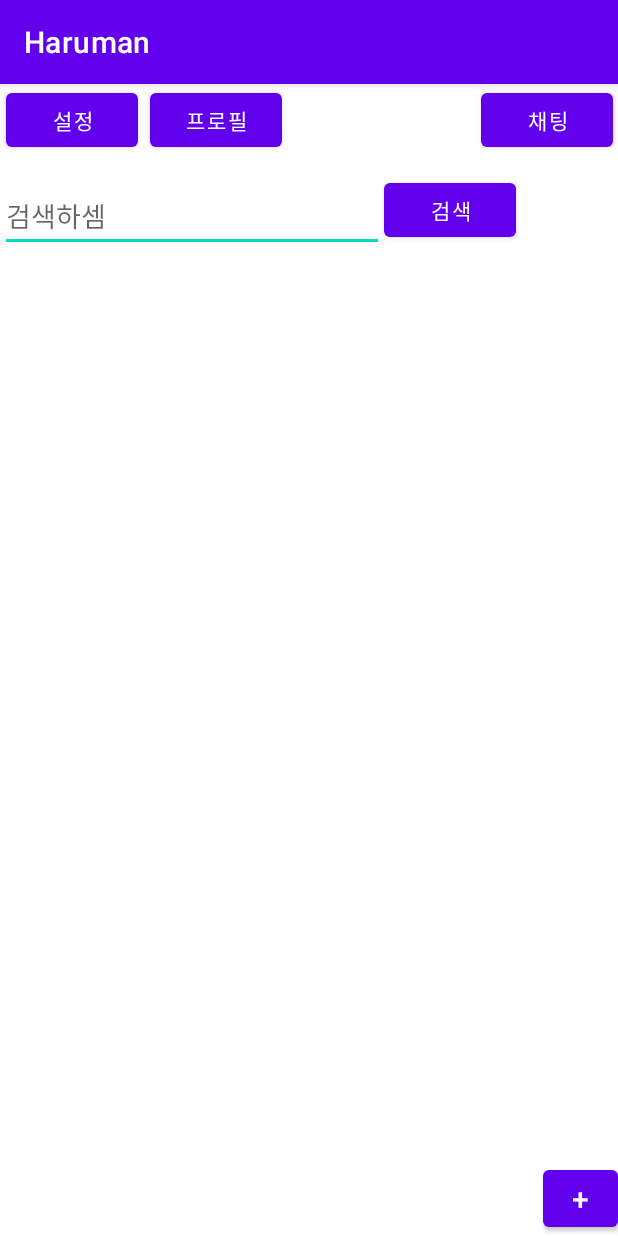
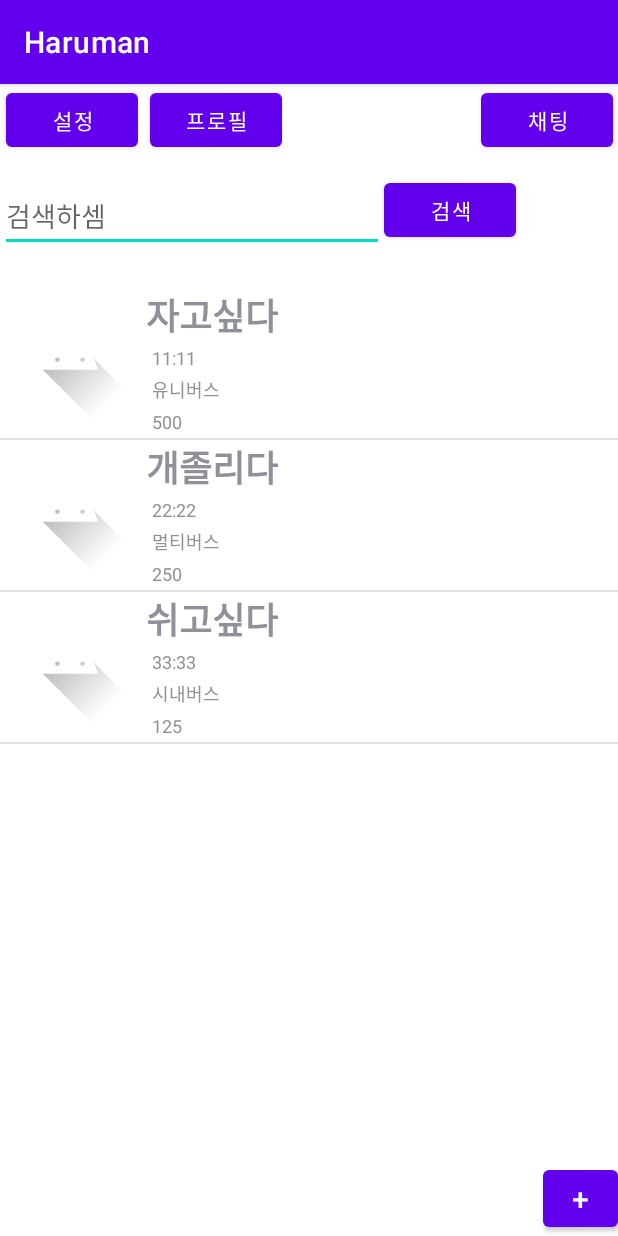
Before and after one commit to TypiDoyun/haruman, an Android app: the MainActivity screen opened directly, with no data from a screen before it, on a phone screen of 412 x 824 dp. Run offline under Robolectric (Android 15) with nearby library versions, the phone set to English and light mode, and no system bars.

Commit message:
add postListView in mainActivity
removed postListActivity, activity_post_lsit XML
included RequestedItem, RequestedItemView, and XML for them

included adapter in mainActivity

```diff
--- a/app/src/main/AndroidManifest.xml
+++ b/app/src/main/AndroidManifest.xml
@@ -40,9 +40,6 @@
             android:name=".PostActivity">
         </activity>
         <activity
-            android:name=".PostListActivity">
-        </activity>
-        <activity
             android:name=".ProfileActivity">
         </activity>
         <activity
--- a/app/src/main/java/com/project/haruman/MainActivity.java
+++ b/app/src/main/java/com/project/haruman/MainActivity.java
@@ -5,7 +5,12 @@ import androidx.appcompat.app.AppCompatActivity;
 import android.content.Intent;
 import android.os.Bundle;
 import android.view.View;
+import android.view.ViewGroup;
+import android.widget.BaseAdapter;
 import android.widget.Button;
+import android.widget.ListView;
+
+import java.util.ArrayList;
 
 public class MainActivity extends AppCompatActivity {
 
@@ -13,6 +18,16 @@ public class MainActivity extends AppCompatActivity {
     protected void onCreate(Bundle savedInstanceState) {
         super.onCreate(savedInstanceState);
         setContentView(R.layout.activity_main);
+
+        ListView listView = findViewById(R.id.mainActivity_post_list);
+
+        MainActivity.PostAdapter adapter = new MainActivity.PostAdapter();
+
+        adapter.addItem(new RequestedItem("자고싶다","11:11","유니버스","500"));
+        adapter.addItem(new RequestedItem("개졸리다","22:22","멀티버스","250"));
+        adapter.addItem(new RequestedItem("쉬고싶다","33:33","시내버스","125"));
+
+        listView.setAdapter(adapter);
 
         Button chattingbtn = (Button) findViewById(R.id.mainActivity_button_chat);
         Button settingbtn = (Button) findViewById(R.id.mainActivity_button_setting);
@@ -43,9 +58,47 @@ public class MainActivity extends AppCompatActivity {
         requestbtn.setOnClickListener(new View.OnClickListener() {
             @Override
             public void onClick(View view) {
+                //Intent intent = new Intent(MainActivity.this,RequestActivity.class);
                 Intent intent = new Intent(MainActivity.this,RequestActivity.class);
                 startActivity(intent);
             }
         });
     }
+
+    class PostAdapter extends BaseAdapter {
+
+        private ArrayList<RequestedItem> items = new ArrayList<>();
+
+        public void addItem(RequestedItem item){
+            items.add(item);
+        }
+
+        @Override
+        public int getCount() {
+            return items.size();
+        }
+
+        @Override
+        public Object getItem(int position) {
+            return items.get(position);
+        }
+
+        @Override
+        public long getItemId(int position) {
+            return position;
+        }
+
+        @Override
+        public View getView(int position, View convertView, ViewGroup parent) {
+            RequestedItemView view = new RequestedItemView(getApplicationContext());
+
+            RequestedItem item = items.get(position);
+            view.setTitle(item.getTitle());
+            view.setTime(item.getTime());
+            view.setLocation(item.getLocation());
+            view.setPay(item.getPay());
+
+            return view;
+        }
+    }
 }
--- /dev/null
+++ b/app/src/main/java/com/project/haruman/RequestedItem.java
@@ -0,0 +1,50 @@
+package com.project.haruman;
+
+public class RequestedItem {
+    String title;
+    String time;
+    String location;
+    String pay;
+
+
+    public RequestedItem(String title, String time, String location, String pay) {
+        this.title = title;
+        this.time = time;
+        this.location = location;
+        this.pay = pay;
+    }
+
+    public RequestedItem() {}
+
+    public String getTitle() {
+        return this.title;
+    }
+
+    public void setTitle(String title) {
+        this.title = title;
+    }
+
+    public String getTime() {
+        return this.time;
+    }
+
+    public void setTime(String time) {
+        this.time = time;
+    }
+
+    public String getLocation() {
+        return location;
+    }
+
+    public void setLocation(String location) {
+        this.location = location;
+    }
+
+    public String getPay() {
+        return this.pay;
+    }
+
+    public void setPay(String day) {
+        this.pay = pay;
+    }
+}
--- /dev/null
+++ b/app/src/main/java/com/project/haruman/RequestedItemView.java
@@ -0,0 +1,46 @@
+package com.project.haruman;
+
+import android.content.Context;
+import android.util.AttributeSet;
+import android.view.LayoutInflater;
+import android.widget.LinearLayout;
+import android.widget.TextView;
+
+import androidx.annotation.Nullable;
+
+public class RequestedItemView extends LinearLayout {
+    TextView titleView, timeView, locationView, payView;
+
+    public RequestedItemView(Context context) {
+        super(context);
+        init(context);
+    }
+
+    public RequestedItemView(Context context, @Nullable AttributeSet attrs) {
+        super(context, attrs);
+        init(context);
+    }
+
+    private void init(Context context) {
+        LayoutInflater inflater = (LayoutInflater) context.getSystemService(Context.LAYOUT_INFLATER_SERVICE);
+        inflater.inflate(R.layout.requested_item, this, true);
+
+        titleView = findViewById(R.id.RequestedItem_textView_title);
+        timeView = findViewById(R.id.RequestedItem_textView_time);
+        locationView = findViewById(R.id.RequestedItem_textView_location);
+        payView = findViewById(R.id.RequestedItem_textView_pay);
+    }
+
+    public void setTitle(String title){
+        titleView.setText(title);
+    }
+    public void setTime(String time){
+        timeView.setText(time);
+    }
+    public void setLocation(String location){
+        locationView.setText(location);
+    }
+    public void setPay(String pay){
+        payView.setText(pay);
+    }
+}
--- a/app/src/main/res/layout/activity_main.xml
+++ b/app/src/main/res/layout/activity_main.xml
@@ -55,12 +55,15 @@
         app:layout_constraintTop_toTopOf="parent" />
 
     <ListView
+        android:id="@+id/mainActivity_post_list"
         android:layout_width="match_parent"
         android:layout_height="match_parent"
 
         android:layout_marginTop="136dp"
         app:layout_constraintEnd_toEndOf="parent"
-        app:layout_constraintBottom_toBottomOf="parent" />
+        app:layout_constraintBottom_toBottomOf="parent" >
+
+    </ListView>
 
     <Button
         android:id="@+id/mainActivity_button_request"
--- a/app/src/main/res/layout/activity_post_list.xml
+++ b/app/src/main/res/layout/requested_item.xml
@@ -1,21 +1,21 @@
 <?xml version="1.0" encoding="utf-8"?>
-<LinearLayout
+<androidx.constraintlayout.widget.ConstraintLayout
     xmlns:android="http://schemas.android.com/apk/res/android"
     xmlns:app="http://schemas.android.com/apk/res-auto"
     xmlns:tools="http://schemas.android.com/tools"
     android:layout_width="match_parent"
     android:layout_height="match_parent"
-    tools:context=".PostActivity"
+    tools:context=".RequestedItem"
     android:orientation="horizontal">
 
     <LinearLayout
         android:layout_width="match_parent"
-        android:layout_height="250px"
+        android:layout_height="100dp"
         android:orientation="horizontal"
         app:layout_constraintStart_toStartOf="parent"
         app:layout_constraintTop_toTopOf="parent">
         <ImageView
-            android:id="@+id/postListActivity_imageView_profile"
+            android:id="@+id/RequestedItem_imageView_profile"
             android:layout_width="85dp"
             android:layout_height="85dp"
             android:layout_margin="4dp"
@@ -28,7 +28,7 @@
             android:layout_height="match_parent"
             android:orientation="vertical">
             <TextView
-                android:id="@+id/postListActivity_textView_title"
+                android:id="@+id/RequestedItem_textView_title"
                 android:layout_width="wrap_content"
                 android:layout_height="wrap_content"
                 android:layout_marginStart="4dp"
@@ -38,7 +38,7 @@
                 android:textStyle="bold"
                 android:textSize="24dp"/>
             <TextView
-                android:id="@+id/postListActivity_textView_time"
+                android:id="@+id/RequestedItem_textView_time"
                 android:layout_width="wrap_content"
                 android:layout_height="wrap_content"
                 android:layout_marginStart="8dp"
@@ -46,7 +46,7 @@
                 android:ems="11"
                 android:textSize="12dp"/>
             <TextView
-                android:id="@+id/postListActivity_textView_location"
+                android:id="@+id/RequestedItem_textView_location"
                 android:layout_width="wrap_content"
                 android:layout_height="wrap_content"
                 android:layout_marginTop="4dp"
@@ -55,7 +55,7 @@
                 android:ems="11"
                 android:textSize="12dp"/>
             <TextView
-                android:id="@+id/postListActivity_textView_pay"
+                android:id="@+id/RequestedItem_textView_pay"
                 android:layout_width="wrap_content"
                 android:layout_height="wrap_content"
                 android:layout_marginStart="8dp"
@@ -66,4 +66,5 @@
         </LinearLayout>
 
     </LinearLayout>
-</LinearLayout>
+
+</androidx.constraintlayout.widget.ConstraintLayout>
```
Also changed, not shown: app/src/main/java/com/project/haruman/PostListActivity.java (deleted, +0 -22 lines).
